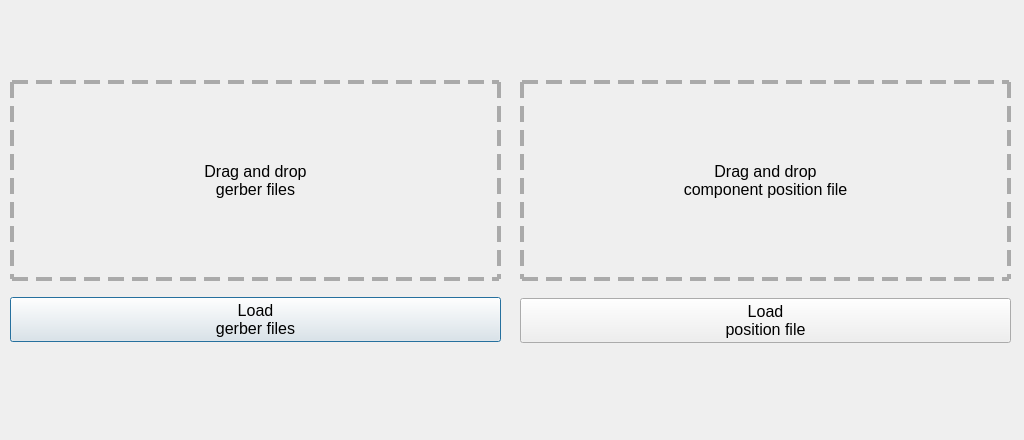
Above: App/ui/GenerateNeodenFile_ui.ui from fernandeclercq/FabAPP before the change. Below: the same form after it.
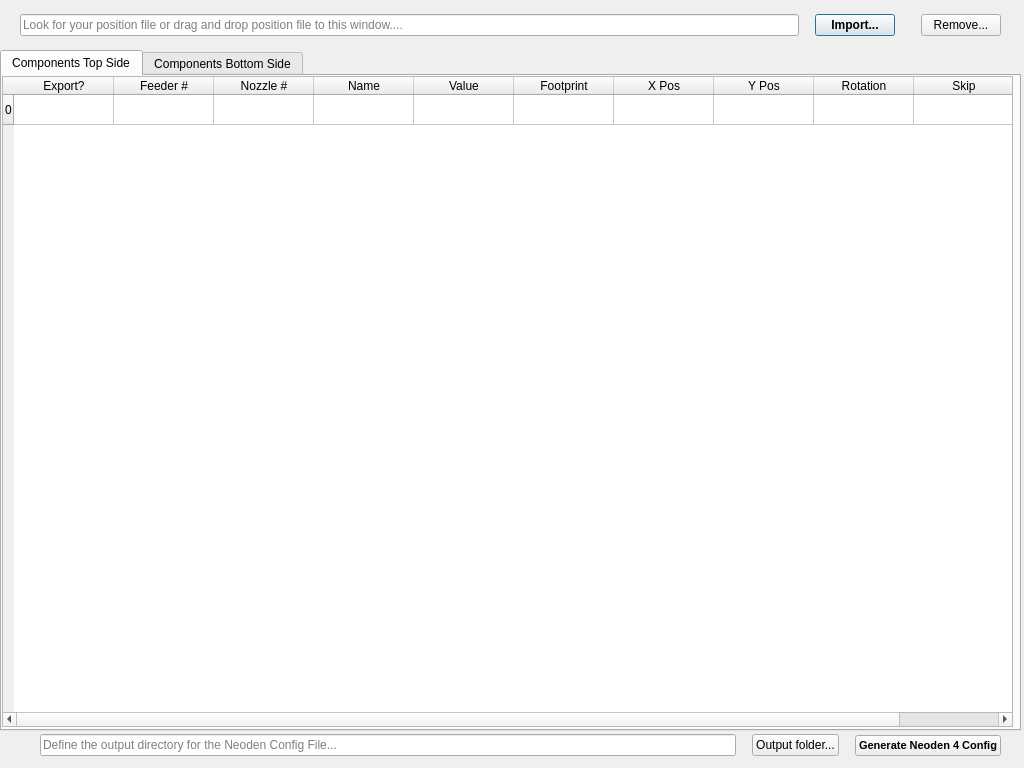
That is the form after the change.

Commit message: generate neoden config v1

Diff of the .ui file:
```diff
--- a/App/ui/GenerateNeodenFile_ui.ui
+++ b/App/ui/GenerateNeodenFile_ui.ui
@@ -7,126 +7,516 @@
     <x>0</x>
     <y>0</y>
     <width>1024</width>
-    <height>440</height>
+    <height>768</height>
    </rect>
   </property>
+  <property name="minimumSize">
+   <size>
+    <width>1024</width>
+    <height>768</height>
+   </size>
+  </property>
+  <property name="maximumSize">
+   <size>
+    <width>1024</width>
+    <height>768</height>
+   </size>
+  </property>
   <property name="windowTitle">
    <string>Generate Neoden4 Config</string>
   </property>
-  <widget class="QWidget" name="horizontalLayoutWidget">
-   <property name="geometry">
-    <rect>
-     <x>10</x>
-     <y>80</y>
-     <width>491</width>
-     <height>201</height>
-    </rect>
-   </property>
-   <layout class="QHBoxLayout" name="horizontalLayout">
-    <item>
-     <widget class="QLabel" name="lblGenrateNeodenGerbers">
-      <property name="font">
-       <font>
-        <pointsize>12</pointsize>
-       </font>
-      </property>
-      <property name="styleSheet">
-       <string notr="true">QLabel {
-	border: 4px dashed #aaa
- }</string>
-      </property>
-      <property name="text">
-       <string>Drag and drop
-gerber files</string>
-      </property>
-      <property name="alignment">
-       <set>Qt::AlignCenter</set>
-      </property>
-     </widget>
-    </item>
-   </layout>
-  </widget>
   <widget class="QWidget" name="horizontalLayoutWidget_2">
    <property name="geometry">
     <rect>
-     <x>520</x>
-     <y>80</y>
-     <width>491</width>
-     <height>201</height>
+     <x>0</x>
+     <y>0</y>
+     <width>1021</width>
+     <height>51</height>
     </rect>
    </property>
    <layout class="QHBoxLayout" name="horizontalLayout_2">
     <item>
-     <widget class="QLabel" name="lblGenerateNeodenLoadPos">
-      <property name="font">
-       <font>
-        <pointsize>12</pointsize>
-       </font>
+     <spacer name="horizontalSpacer_3">
+      <property name="orientation">
+       <enum>Qt::Horizontal</enum>
       </property>
-      <property name="styleSheet">
-       <string notr="true">QLabel {
-	border: 4px dashed #aaa
- }</string>
+      <property name="sizeType">
+       <enum>QSizePolicy::Preferred</enum>
       </property>
-      <property name="text">
-       <string>Drag and drop
-component position file</string>
+      <property name="sizeHint" stdset="0">
+       <size>
+        <width>20</width>
+        <height>20</height>
+       </size>
       </property>
-      <property name="alignment">
-       <set>Qt::AlignCenter</set>
+     </spacer>
+    </item>
+    <item>
+     <widget class="QLineEdit" name="ledImportPositionFilePath">
+      <property name="placeholderText">
+       <string>Look for your position file or drag and drop position file to this window....</string>
       </property>
      </widget>
     </item>
-   </layout>
-  </widget>
-  <widget class="QWidget" name="horizontalLayoutWidget_3">
-   <property name="geometry">
-    <rect>
-     <x>10</x>
-     <y>279</y>
-     <width>491</width>
-     <height>81</height>
-    </rect>
-   </property>
-   <layout class="QHBoxLayout" name="horizontalLayout_3">
     <item>
-     <widget class="QPushButton" name="btnGenerateNeodenLoadGerbers">
+     <spacer name="horizontalSpacer_4">
+      <property name="orientation">
+       <enum>Qt::Horizontal</enum>
+      </property>
+      <property name="sizeType">
+       <enum>QSizePolicy::Minimum</enum>
+      </property>
+      <property name="sizeHint" stdset="0">
+       <size>
+        <width>10</width>
+        <height>20</height>
+       </size>
+      </property>
+     </spacer>
+    </item>
+    <item>
+     <widget class="QPushButton" name="btnImportPositionFile">
       <property name="font">
        <font>
-        <pointsize>12</pointsize>
-        <weight>50</weight>
-        <bold>false</bold>
+        <weight>75</weight>
+        <bold>true</bold>
        </font>
       </property>
       <property name="text">
-       <string>Load 
-gerber files</string>
+       <string>Import...</string>
       </property>
      </widget>
     </item>
+    <item>
+     <spacer name="horizontalSpacer_6">
+      <property name="orientation">
+       <enum>Qt::Horizontal</enum>
+      </property>
+      <property name="sizeType">
+       <enum>QSizePolicy::Minimum</enum>
+      </property>
+      <property name="sizeHint" stdset="0">
+       <size>
+        <width>20</width>
+        <height>20</height>
+       </size>
+      </property>
+     </spacer>
+    </item>
+    <item>
+     <widget class="QPushButton" name="btnRemovePositionFile">
+      <property name="text">
+       <string>Remove...</string>
+      </property>
+     </widget>
+    </item>
+    <item>
+     <spacer name="horizontalSpacer_5">
+      <property name="orientation">
+       <enum>Qt::Horizontal</enum>
+      </property>
+      <property name="sizeType">
+       <enum>QSizePolicy::Preferred</enum>
+      </property>
+      <property name="sizeHint" stdset="0">
+       <size>
+        <width>20</width>
+        <height>20</height>
+       </size>
+      </property>
+     </spacer>
+    </item>
    </layout>
   </widget>
   <widget class="QWidget" name="horizontalLayoutWidget_4">
    <property name="geometry">
     <rect>
-     <x>520</x>
-     <y>280</y>
-     <width>491</width>
-     <height>81</height>
+     <x>0</x>
+     <y>730</y>
+     <width>1021</width>
+     <height>31</height>
     </rect>
    </property>
    <layout class="QHBoxLayout" name="horizontalLayout_4">
     <item>
-     <widget class="QPushButton" name="btnGenerateNeodenLoadPos">
+     <spacer name="horizontalSpacer_2">
+      <property name="orientation">
+       <enum>Qt::Horizontal</enum>
+      </property>
+      <property name="sizeType">
+       <enum>QSizePolicy::Preferred</enum>
+      </property>
+      <property name="sizeHint" stdset="0">
+       <size>
+        <width>40</width>
+        <height>20</height>
+       </size>
+      </property>
+     </spacer>
+    </item>
+    <item>
+     <widget class="QLineEdit" name="ledFilesOutputDirectory">
+      <property name="placeholderText">
+       <string>Define the output directory for the Neoden Config File...</string>
+      </property>
+     </widget>
+    </item>
+    <item>
+     <spacer name="horizontalSpacer_8">
+      <property name="orientation">
+       <enum>Qt::Horizontal</enum>
+      </property>
+      <property name="sizeType">
+       <enum>QSizePolicy::Preferred</enum>
+      </property>
+      <property name="sizeHint" stdset="0">
+       <size>
+        <width>10</width>
+        <height>20</height>
+       </size>
+      </property>
+     </spacer>
+    </item>
+    <item>
+     <widget class="QPushButton" name="btnOutputFolderDirectory">
+      <property name="text">
+       <string>Output folder...</string>
+      </property>
+     </widget>
+    </item>
+    <item>
+     <spacer name="horizontalSpacer_7">
+      <property name="orientation">
+       <enum>Qt::Horizontal</enum>
+      </property>
+      <property name="sizeType">
+       <enum>QSizePolicy::Preferred</enum>
+      </property>
+      <property name="sizeHint" stdset="0">
+       <size>
+        <width>10</width>
+        <height>20</height>
+       </size>
+      </property>
+     </spacer>
+    </item>
+    <item>
+     <widget class="QPushButton" name="btnGenerateNeodenConfig">
       <property name="font">
        <font>
-        <pointsize>12</pointsize>
+        <pointsize>8</pointsize>
+        <weight>75</weight>
+        <bold>true</bold>
        </font>
       </property>
       <property name="text">
-       <string>Load
-position file</string>
+       <string>Generate Neoden 4 Config</string>
       </property>
+     </widget>
+    </item>
+    <item>
+     <spacer name="horizontalSpacer">
+      <property name="orientation">
+       <enum>Qt::Horizontal</enum>
+      </property>
+      <property name="sizeType">
+       <enum>QSizePolicy::Preferred</enum>
+      </property>
+      <property name="sizeHint" stdset="0">
+       <size>
+        <width>20</width>
+        <height>20</height>
+       </size>
+      </property>
+     </spacer>
+    </item>
+   </layout>
+  </widget>
+  <widget class="QWidget" name="verticalLayoutWidget">
+   <property name="geometry">
+    <rect>
+     <x>0</x>
+     <y>50</y>
+     <width>1021</width>
+     <height>681</height>
+    </rect>
+   </property>
+   <layout class="QVBoxLayout" name="verticalLayout">
+    <item>
+     <widget class="QTabWidget" name="twContainerTabs">
+      <property name="currentIndex">
+       <number>0</number>
+      </property>
+      <widget class="QWidget" name="tbFrontComponents">
+       <attribute name="title">
+        <string>Components Top Side</string>
+       </attribute>
+       <widget class="QTableWidget" name="tableTopComponents">
+        <property name="geometry">
+         <rect>
+          <x>0</x>
+          <y>0</y>
+          <width>1011</width>
+          <height>651</height>
+         </rect>
+        </property>
+        <row>
+         <property name="text">
+          <string>0</string>
+         </property>
+        </row>
+        <column>
+         <property name="text">
+          <string>Export?</string>
+         </property>
+         <property name="toolTip">
+          <string>Check if component will be included into Neoden4 Config File</string>
+         </property>
+         <property name="whatsThis">
+          <string>Check if component will be included into Neoden4 Config File</string>
+         </property>
+        </column>
+        <column>
+         <property name="text">
+          <string>Feeder #</string>
+         </property>
+         <property name="toolTip">
+          <string>&lt;html&gt;&lt;head/&gt;&lt;body&gt;&lt;p&gt;Select the feeder number from 1 to 48 for normal feeders.&lt;/p&gt;&lt;p&gt;From 49 to 98 to use Special feeders.&lt;/p&gt;&lt;p&gt;&amp;quot;Special feeders&amp;quot; are:&lt;/p&gt;&lt;p&gt; - Cut reel-tape&lt;/p&gt;&lt;p&gt; - Waffer Trays&lt;/p&gt;&lt;/body&gt;&lt;/html&gt;</string>
+         </property>
+         <property name="whatsThis">
+          <string>&lt;html&gt;&lt;head/&gt;&lt;body&gt;&lt;p&gt;Select the feeder number from 1 to 48 for normal feeders.&lt;/p&gt;&lt;p&gt;From 49 to 98 to use Special feeders.&lt;/p&gt;&lt;p&gt;&amp;quot;Special feeders&amp;quot; are:&lt;/p&gt;&lt;p&gt; - Cut reel-tape&lt;/p&gt;&lt;p&gt; - Waffer Trays&lt;/p&gt;&lt;/body&gt;&lt;/html&gt;</string>
+         </property>
+        </column>
+        <column>
+         <property name="text">
+          <string>Nozzle #</string>
+         </property>
+         <property name="toolTip">
+          <string>&lt;html&gt;&lt;head/&gt;&lt;body&gt;&lt;p&gt;Select the correct Nozzle number for the component size. &lt;/p&gt;&lt;p&gt;Nozzle 1 = 0402,0603, 0805&lt;/p&gt;&lt;p&gt;Nozzle 2 = 1206, 1210, 2512, 3528, 5630&lt;/p&gt;&lt;p&gt;Nozzle 3 = TQFP, IC's&lt;/p&gt;&lt;p&gt;Nozzle 4 = 5050, SOP-8, SOIC, SOT&lt;/p&gt;&lt;/body&gt;&lt;/html&gt;</string>
+         </property>
+         <property name="whatsThis">
+          <string>&lt;html&gt;&lt;head/&gt;&lt;body&gt;&lt;p&gt;Select the correct Nozzle number for the component size. &lt;/p&gt;&lt;p&gt;Nozzle 1 = 0402,0603, 0805&lt;/p&gt;&lt;p&gt;Nozzle 2 = 1206, 1210, 2512, 3528, 5630&lt;/p&gt;&lt;p&gt;Nozzle 3 = TQFP, IC's&lt;/p&gt;&lt;p&gt;Nozzle 4 = 5050, SOP-8, SOIC, SOT&lt;/p&gt;&lt;/body&gt;&lt;/html&gt;</string>
+         </property>
+        </column>
+        <column>
+         <property name="text">
+          <string>Name</string>
+         </property>
+         <property name="toolTip">
+          <string>&lt;html&gt;&lt;head/&gt;&lt;body&gt;&lt;p&gt;Displays the name of the component. For example:&lt;/p&gt;&lt;p&gt;C1 =&amp;gt; Capacitor 1&lt;/p&gt;&lt;p&gt;R10 =&amp;gt; Resistor 10&lt;/p&gt;&lt;/body&gt;&lt;/html&gt;</string>
+         </property>
+         <property name="whatsThis">
+          <string>&lt;html&gt;&lt;head/&gt;&lt;body&gt;&lt;p&gt;Displays the name of the component. For example:&lt;/p&gt;&lt;p&gt;C1 =&amp;gt; Capacitor 1&lt;/p&gt;&lt;p&gt;R10 =&amp;gt; Resistor 10&lt;/p&gt;&lt;/body&gt;&lt;/html&gt;</string>
+         </property>
+        </column>
+        <column>
+         <property name="text">
+          <string>Value</string>
+         </property>
+         <property name="toolTip">
+          <string>&lt;html&gt;&lt;head/&gt;&lt;body&gt;&lt;p&gt;Displays the value of the component. For example:&lt;/p&gt;&lt;p&gt;100nF, 10k, ESP32, etc&lt;/p&gt;&lt;/body&gt;&lt;/html&gt;</string>
+         </property>
+         <property name="whatsThis">
+          <string>&lt;html&gt;&lt;head/&gt;&lt;body&gt;&lt;p&gt;Displays the value of the component. For example:&lt;/p&gt;&lt;p&gt;100nF, 10k, ESP32, etc&lt;/p&gt;&lt;/body&gt;&lt;/html&gt;</string>
+         </property>
+        </column>
+        <column>
+         <property name="text">
+          <string>Footprint</string>
+         </property>
+         <property name="toolTip">
+          <string>&lt;html&gt;&lt;head/&gt;&lt;body&gt;&lt;p&gt;Displays the footprint of the Component.&lt;/p&gt;&lt;p&gt;If this footprint is wrong, select the correct footprint from the list. Example:&lt;/p&gt;&lt;p&gt;- SOT223-3&lt;/p&gt;&lt;p&gt;- 0805&lt;/p&gt;&lt;/body&gt;&lt;/html&gt;</string>
+         </property>
+         <property name="whatsThis">
+          <string>&lt;html&gt;&lt;head/&gt;&lt;body&gt;&lt;p&gt;Displays the footprint of the Component.&lt;/p&gt;&lt;p&gt;If this footprint is wrong, select the correct footprint from the list. Example:&lt;/p&gt;&lt;p&gt;- SOT223-3&lt;/p&gt;&lt;p&gt;- 0805&lt;/p&gt;&lt;/body&gt;&lt;/html&gt;</string>
+         </property>
+        </column>
+        <column>
+         <property name="text">
+          <string>X Pos</string>
+         </property>
+         <property name="toolTip">
+          <string>&lt;html&gt;&lt;head/&gt;&lt;body&gt;&lt;p&gt;Displays the To-Be X coordinate for the component. For example:&lt;/p&gt;&lt;p&gt;98.62&lt;/p&gt;&lt;/body&gt;&lt;/html&gt;</string>
+         </property>
+         <property name="whatsThis">
+          <string>&lt;html&gt;&lt;head/&gt;&lt;body&gt;&lt;p&gt;Displays the To-Be X coordinate for the component. For example:&lt;/p&gt;&lt;p&gt;98.62&lt;/p&gt;&lt;/body&gt;&lt;/html&gt;</string>
+         </property>
+        </column>
+        <column>
+         <property name="text">
+          <string>Y Pos</string>
+         </property>
+         <property name="toolTip">
+          <string>&lt;html&gt;&lt;head/&gt;&lt;body&gt;&lt;p&gt;Displays the To-Be Y coordinate for the component. For example:&lt;/p&gt;&lt;p&gt;56.21&lt;/p&gt;&lt;/body&gt;&lt;/html&gt;</string>
+         </property>
+         <property name="whatsThis">
+          <string>&lt;html&gt;&lt;head/&gt;&lt;body&gt;&lt;p&gt;Displays the To-Be Y coordinate for the component. For example:&lt;/p&gt;&lt;p&gt;56.21&lt;/p&gt;&lt;/body&gt;&lt;/html&gt;</string>
+         </property>
+        </column>
+        <column>
+         <property name="text">
+          <string>Rotation</string>
+         </property>
+         <property name="toolTip">
+          <string>&lt;html&gt;&lt;head/&gt;&lt;body&gt;&lt;p&gt;Displays the amount of degrees the component has to be rotated for placement.&lt;/p&gt;&lt;/body&gt;&lt;/html&gt;</string>
+         </property>
+         <property name="whatsThis">
+          <string>&lt;html&gt;&lt;head/&gt;&lt;body&gt;&lt;p&gt;Displays the amount of degrees the component has to be rotated for placement.&lt;/p&gt;&lt;/body&gt;&lt;/html&gt;</string>
+         </property>
+        </column>
+        <column>
+         <property name="text">
+          <string>Skip</string>
+         </property>
+         <property name="toolTip">
+          <string>&lt;html&gt;&lt;head/&gt;&lt;body&gt;&lt;p&gt;Display &amp;quot;Yes&amp;quot; if component needs to be skipped during the pick&amp;amp;place proccess.&lt;/p&gt;&lt;p&gt;Select &amp;quot;Yes&amp;quot; if the component needs to be skipped or&lt;/p&gt;&lt;p&gt;select &amp;quot;No&amp;quot; if the component does not need to be skipped.&lt;/p&gt;&lt;p&gt;Default value = &amp;quot;No&amp;quot;&lt;/p&gt;&lt;/body&gt;&lt;/html&gt;</string>
+         </property>
+         <property name="whatsThis">
+          <string>&lt;html&gt;&lt;head/&gt;&lt;body&gt;&lt;p&gt;Display &amp;quot;Yes&amp;quot; if component needs to be skipped during the pick&amp;amp;place proccess.&lt;/p&gt;&lt;p&gt;Select &amp;quot;Yes&amp;quot; if the component needs to be skipped or&lt;/p&gt;&lt;p&gt;select &amp;quot;No&amp;quot; if the component does not need to be skipped.&lt;/p&gt;&lt;p&gt;Default value = &amp;quot;No&amp;quot;&lt;/p&gt;&lt;/body&gt;&lt;/html&gt;</string>
+         </property>
+        </column>
+        <item row="0" column="0">
+         <property name="text">
+          <string/>
+         </property>
+        </item>
+       </widget>
+      </widget>
+      <widget class="QWidget" name="tbBackComponents">
+       <attribute name="title">
+        <string>Components Bottom Side</string>
+       </attribute>
+       <widget class="QTableWidget" name="tableBottomComponents">
+        <property name="geometry">
+         <rect>
+          <x>0</x>
+          <y>0</y>
+          <width>1011</width>
+          <height>651</height>
+         </rect>
+        </property>
+        <row>
+         <property name="text">
+          <string>0</string>
+         </property>
+        </row>
+        <column>
+         <property name="text">
+          <string>Export?</string>
+         </property>
+         <property name="toolTip">
+          <string>Check if component will be included into Neoden4 Config File</string>
+         </property>
+         <property name="whatsThis">
+          <string>Check if component will be included into Neoden4 Config File</string>
+         </property>
+        </column>
+        <column>
+         <property name="text">
+          <string>Feeder #</string>
+         </property>
+         <property name="toolTip">
+          <string>&lt;html&gt;&lt;head/&gt;&lt;body&gt;&lt;p&gt;Select the feeder number from 1 to 48 for normal feeders.&lt;/p&gt;&lt;p&gt;From 49 to 98 to use Special feeders.&lt;/p&gt;&lt;p&gt;&amp;quot;Special feeders&amp;quot; are:&lt;/p&gt;&lt;p&gt; - Cut reel-tape&lt;/p&gt;&lt;p&gt; - Waffer Trays&lt;/p&gt;&lt;/body&gt;&lt;/html&gt;</string>
+         </property>
+         <property name="whatsThis">
+          <string>&lt;html&gt;&lt;head/&gt;&lt;body&gt;&lt;p&gt;Select the feeder number from 1 to 48 for normal feeders.&lt;/p&gt;&lt;p&gt;From 49 to 98 to use Special feeders.&lt;/p&gt;&lt;p&gt;&amp;quot;Special feeders&amp;quot; are:&lt;/p&gt;&lt;p&gt; - Cut reel-tape&lt;/p&gt;&lt;p&gt; - Waffer Trays&lt;/p&gt;&lt;/body&gt;&lt;/html&gt;</string>
+         </property>
+        </column>
+        <column>
+         <property name="text">
+          <string>Nozzle #</string>
+         </property>
+         <property name="toolTip">
+          <string>&lt;html&gt;&lt;head/&gt;&lt;body&gt;&lt;p&gt;Select the correct Nozzle number for the component size. &lt;/p&gt;&lt;p&gt;Nozzle 1 = 0402,0603, 0805&lt;/p&gt;&lt;p&gt;Nozzle 2 = 1206, 1210, 2512, 3528, 5630&lt;/p&gt;&lt;p&gt;Nozzle 3 = TQFP, IC's&lt;/p&gt;&lt;p&gt;Nozzle 4 = 5050, SOP-8, SOIC, SOT&lt;/p&gt;&lt;/body&gt;&lt;/html&gt;</string>
+         </property>
+         <property name="whatsThis">
+          <string>&lt;html&gt;&lt;head/&gt;&lt;body&gt;&lt;p&gt;Select the correct Nozzle number for the component size. &lt;/p&gt;&lt;p&gt;Nozzle 1 = 0402,0603, 0805&lt;/p&gt;&lt;p&gt;Nozzle 2 = 1206, 1210, 2512, 3528, 5630&lt;/p&gt;&lt;p&gt;Nozzle 3 = TQFP, IC's&lt;/p&gt;&lt;p&gt;Nozzle 4 = 5050, SOP-8, SOIC, SOT&lt;/p&gt;&lt;/body&gt;&lt;/html&gt;</string>
+         </property>
+        </column>
+        <column>
+         <property name="text">
+          <string>Name</string>
+         </property>
+         <property name="toolTip">
+          <string>&lt;html&gt;&lt;head/&gt;&lt;body&gt;&lt;p&gt;Displays the name of the component. For example:&lt;/p&gt;&lt;p&gt;C1 =&amp;gt; Capacitor 1&lt;/p&gt;&lt;p&gt;R10 =&amp;gt; Resistor 10&lt;/p&gt;&lt;/body&gt;&lt;/html&gt;</string>
+         </property>
+         <property name="whatsThis">
+          <string>&lt;html&gt;&lt;head/&gt;&lt;body&gt;&lt;p&gt;Displays the name of the component. For example:&lt;/p&gt;&lt;p&gt;C1 =&amp;gt; Capacitor 1&lt;/p&gt;&lt;p&gt;R10 =&amp;gt; Resistor 10&lt;/p&gt;&lt;/body&gt;&lt;/html&gt;</string>
+         </property>
+        </column>
+        <column>
+         <property name="text">
+          <string>Value</string>
+         </property>
+         <property name="toolTip">
+          <string>&lt;html&gt;&lt;head/&gt;&lt;body&gt;&lt;p&gt;Displays the value of the component. For example:&lt;/p&gt;&lt;p&gt;100nF, 10k, ESP32, etc&lt;/p&gt;&lt;/body&gt;&lt;/html&gt;</string>
+         </property>
+         <property name="whatsThis">
+          <string>&lt;html&gt;&lt;head/&gt;&lt;body&gt;&lt;p&gt;Displays the value of the component. For example:&lt;/p&gt;&lt;p&gt;100nF, 10k, ESP32, etc&lt;/p&gt;&lt;/body&gt;&lt;/html&gt;</string>
+         </property>
+        </column>
+        <column>
+         <property name="text">
+          <string>Footprint</string>
+         </property>
+         <property name="toolTip">
+          <string>&lt;html&gt;&lt;head/&gt;&lt;body&gt;&lt;p&gt;Displays the footprint of the Component.&lt;/p&gt;&lt;p&gt;If this footprint is wrong, select the correct footprint from the list. Example:&lt;/p&gt;&lt;p&gt;- SOT223-3&lt;/p&gt;&lt;p&gt;- 0805&lt;/p&gt;&lt;/body&gt;&lt;/html&gt;</string>
+         </property>
+         <property name="whatsThis">
+          <string>&lt;html&gt;&lt;head/&gt;&lt;body&gt;&lt;p&gt;Displays the footprint of the Component.&lt;/p&gt;&lt;p&gt;If this footprint is wrong, select the correct footprint from the list. Example:&lt;/p&gt;&lt;p&gt;- SOT223-3&lt;/p&gt;&lt;p&gt;- 0805&lt;/p&gt;&lt;/body&gt;&lt;/html&gt;</string>
+         </property>
+        </column>
+        <column>
+         <property name="text">
+          <string>X Pos</string>
+         </property>
+         <property name="toolTip">
+          <string>&lt;html&gt;&lt;head/&gt;&lt;body&gt;&lt;p&gt;Displays the To-Be X coordinate for the component. For example:&lt;/p&gt;&lt;p&gt;98.62&lt;/p&gt;&lt;/body&gt;&lt;/html&gt;</string>
+         </property>
+         <property name="whatsThis">
+          <string>&lt;html&gt;&lt;head/&gt;&lt;body&gt;&lt;p&gt;Displays the To-Be X coordinate for the component. For example:&lt;/p&gt;&lt;p&gt;98.62&lt;/p&gt;&lt;/body&gt;&lt;/html&gt;</string>
+         </property>
+        </column>
+        <column>
+         <property name="text">
+          <string>Y Pos</string>
+         </property>
+         <property name="toolTip">
+          <string>&lt;html&gt;&lt;head/&gt;&lt;body&gt;&lt;p&gt;Displays the To-Be Y coordinate for the component. For example:&lt;/p&gt;&lt;p&gt;56.21&lt;/p&gt;&lt;/body&gt;&lt;/html&gt;</string>
+         </property>
+         <property name="whatsThis">
+          <string>&lt;html&gt;&lt;head/&gt;&lt;body&gt;&lt;p&gt;Displays the To-Be Y coordinate for the component. For example:&lt;/p&gt;&lt;p&gt;56.21&lt;/p&gt;&lt;/body&gt;&lt;/html&gt;</string>
+         </property>
+        </column>
+        <column>
+         <property name="text">
+          <string>Rotation</string>
+         </property>
+         <property name="toolTip">
+          <string>&lt;html&gt;&lt;head/&gt;&lt;body&gt;&lt;p&gt;Displays the amount of degrees the component has to be rotated for placement.&lt;/p&gt;&lt;/body&gt;&lt;/html&gt;</string>
+         </property>
+         <property name="whatsThis">
+          <string>&lt;html&gt;&lt;head/&gt;&lt;body&gt;&lt;p&gt;Displays the amount of degrees the component has to be rotated for placement.&lt;/p&gt;&lt;/body&gt;&lt;/html&gt;</string>
+         </property>
+        </column>
+        <column>
+         <property name="text">
+          <string>Skip</string>
+         </property>
+         <property name="toolTip">
+          <string>&lt;html&gt;&lt;head/&gt;&lt;body&gt;&lt;p&gt;Display &amp;quot;Yes&amp;quot; if component needs to be skipped during the pick&amp;amp;place proccess.&lt;/p&gt;&lt;p&gt;Select &amp;quot;Yes&amp;quot; if the component needs to be skipped or&lt;/p&gt;&lt;p&gt;select &amp;quot;No&amp;quot; if the component does not need to be skipped.&lt;/p&gt;&lt;p&gt;Default value = &amp;quot;No&amp;quot;&lt;/p&gt;&lt;/body&gt;&lt;/html&gt;</string>
+         </property>
+         <property name="whatsThis">
+          <string>&lt;html&gt;&lt;head/&gt;&lt;body&gt;&lt;p&gt;Display &amp;quot;Yes&amp;quot; if component needs to be skipped during the pick&amp;amp;place proccess.&lt;/p&gt;&lt;p&gt;Select &amp;quot;Yes&amp;quot; if the component needs to be skipped or&lt;/p&gt;&lt;p&gt;select &amp;quot;No&amp;quot; if the component does not need to be skipped.&lt;/p&gt;&lt;p&gt;Default value = &amp;quot;No&amp;quot;&lt;/p&gt;&lt;/body&gt;&lt;/html&gt;</string>
+         </property>
+        </column>
+        <item row="0" column="0">
+         <property name="text">
+          <string/>
+         </property>
+        </item>
+       </widget>
+      </widget>
      </widget>
     </item>
    </layout>
```
Left out of the diff: 4 changed lines with no effect on the pictures. The commit also changes 104 other files.
